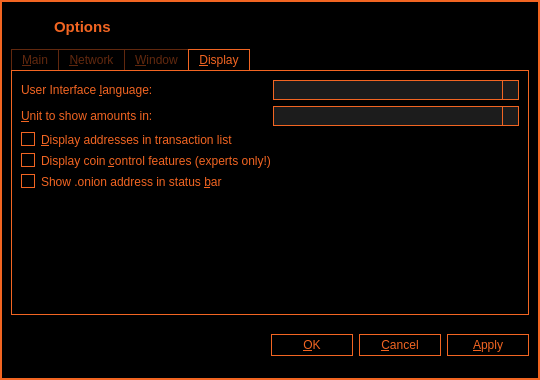
Old version of the form src/qt/forms/optionsdialog.ui in the repository SamiAhmed7777/triangles_v5.
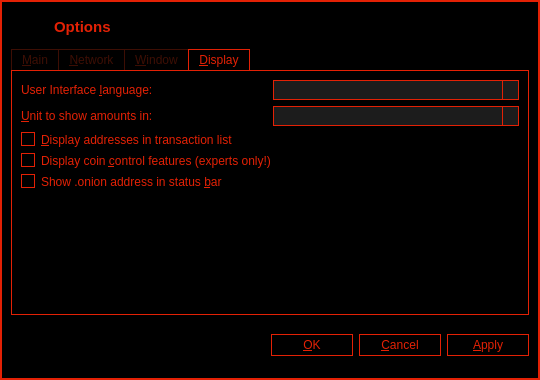
New version of the form. The open tabs and pages were chosen to show the change. Icons and pictures are not drawn. Custom widgets are drawn as their Qt base class.

Commit message: qt: align wallet brand colors with logo (#e32105)

Diff of the .ui file:
```diff
--- a/src/qt/forms/optionsdialog.ui
+++ b/src/qt/forms/optionsdialog.ui
@@ -14,7 +14,7 @@
    <string>Options</string>
   </property>
   <property name="styleSheet">
-   <string notr="true">color: #f26522;
+   <string notr="true">color: #e32105;
 	background-color: #000;
    </string>
   </property>
@@ -38,7 +38,7 @@
     <widget class="QFrame" name="borderframe">
      <property name="styleSheet">
       <string notr="true">#borderframe {
-	border: 2px solid #f26522;
+	border: 2px solid #e32105;
       	}</string>
      </property>
      <property name="frameShape">
@@ -153,7 +153,7 @@
        <widget class="QTabWidget" name="tabWidget">
         <property name="styleSheet">
          <string notr="true">QTabWidget::pane {
-	border: 1px solid #f26522;
+	border: 1px solid #e32105;
     	}
 
 QTabBar::tab   {
@@ -165,11 +165,11 @@
                         
 
 QTabBar::tab:!selected {
-	color: #61280E;
+	color: #3d0e04;
 	margin-right: -1px;
-	border-left: 1px solid #61280E;
-	border-right: 1px solid #61280E;
-	border-top: 1px solid #61280E;
+	border-left: 1px solid #3d0e04;
+	border-right: 1px solid #3d0e04;
+	border-top: 1px solid #3d0e04;
 	}
 
 QTabBar::tab:!selected:last {
@@ -177,11 +177,11 @@
 	}
                         
 QTabBar::tab:selected {
-	color: #f26522;
+	color: #e32105;
 	margin-right: -1px;
-	border-left: 1px solid #f26522;
-	border-right: 1px solid #f26522;
-	border-top: 1px solid #f26522;
+	border-left: 1px solid #e32105;
+	border-right: 1px solid #e32105;
+	border-top: 1px solid #e32105;
 	}
 
 QTabBar::tab:selected:last {
@@ -197,17 +197,17 @@
 	background-color: #1c1c1c;
 	selection-background-color:#ff0000;
 	selection-color: #00ff00; 
-	border: 1px solid #f26522;
-	color:#f26522;
+	border: 1px solid #e32105;
+	color:#e32105;
 	}
 
 TrianglesAmountField QAbstractItemView {
 	background-color: #1c1c1c;
-	selection-background-color:#61280E;
+	selection-background-color:#3d0e04;
 	outline: 0px;
-	selection-color: #f26522; 
-	border: 1px solid #f26522;
-	color:#f26522;
+	selection-color: #e32105; 
+	border: 1px solid #e32105;
+	color:#e32105;
 	}</string>
         </property>
         <property name="tabPosition">
@@ -1378,7 +1378,7 @@
               </property>
               <property name="styleSheet">
                <string notr="true">QComboBox {
-	border: 1px solid #f26522;
+	border: 1px solid #e32105;
 	background-color: #1c1c1c;
 	}
 
@@ -1387,7 +1387,7 @@
 	subcontrol-position: top right;
 	/*width: 15px;*/
 	border-left-width: 1px;
-	border-left-color: #f26522;
+	border-left-color: #e32105;
 	border-left-style: solid;
 	}
 
@@ -1397,10 +1397,10 @@
 
 QComboBox QAbstractItemView {
 	background-color: #1c1c1c;
-	selection-background-color:#61280E;
-	selection-color: #f26522; 
-	border: 1px solid #f26522;
-	color:#f26522;
+	selection-background-color:#3d0e04;
+	selection-color: #e32105; 
+	border: 1px solid #e32105;
+	color:#e32105;
 	}</string>
               </property>
              </widget>
@@ -1435,7 +1435,7 @@
               </property>
               <property name="styleSheet">
                <string notr="true">QComboBox {
-	border: 1px solid #f26522;
+	border: 1px solid #e32105;
 	background-color: #1c1c1c;
 	}
 
@@ -1444,7 +1444,7 @@
 	subcontrol-position: top right;
 	/*width: 15px;*/
 	border-left-width: 1px;
-	border-left-color: #f26522;
+	border-left-color: #e32105;
 	border-left-style: solid;
 	}
 
@@ -1454,10 +1454,10 @@
 
 QComboBox QAbstractItemView {
 	background-color: #1c1c1c;
-	selection-background-color:#61280E;
-	selection-color: #f26522; 
-	border: 1px solid #f26522;
-	color:#f26522;
+	selection-background-color:#3d0e04;
+	selection-color: #e32105; 
+	border: 1px solid #e32105;
+	color:#e32105;
 	}</string>
               </property>
              </widget>
@@ -1471,7 +1471,7 @@
             </property>
             <property name="styleSheet">
              <string notr="true">QCheckBox::indicator { 
-	border:1px solid #f26522;
+	border:1px solid #e32105;
 	background-color: #000;
 	}
 
@@ -1492,7 +1492,7 @@
             </property>
             <property name="styleSheet">
              <string notr="true">QCheckBox::indicator { 
-	border:1px solid #f26522;
+	border:1px solid #e32105;
 	background-color: #000;
 	}
 
@@ -1513,7 +1513,7 @@
             </property>
             <property name="styleSheet">
              <string notr="true">QCheckBox::indicator {
-	border:1px solid #f26522;
+	border:1px solid #e32105;
 	background-color: #000;
 	}
 
@@ -1596,8 +1596,8 @@
           <property name="styleSheet">
            <string notr="true">QPushButton {
 	background-color: #000;
-	color: #f26522;
-	border: 1px solid #f26522;
+	color: #e32105;
+	border: 1px solid #e32105;
 	max-height: 20px;
 	min-height: 20px;
 	max-width: 80px;
@@ -1623,8 +1623,8 @@
           <property name="styleSheet">
            <string notr="true">QPushButton {
 	background-color: #000;
-	color: #f26522;
-	border: 1px solid #f26522;
+	color: #e32105;
+	border: 1px solid #e32105;
 	max-height: 20px;
 	min-height: 20px;
 	max-width: 80px;
@@ -1653,8 +1653,8 @@
           <property name="styleSheet">
            <string notr="true">QPushButton {
 	background-color: #000;
-	color: #f26522;
-	border: 1px solid #f26522;
+	color: #e32105;
+	border: 1px solid #e32105;
 	max-height: 20px;
 	min-height: 20px;
 	max-width: 80px;
```
Left out of the diff: 56 changed lines with no effect on the pictures. The commit also changes 98 other files.
